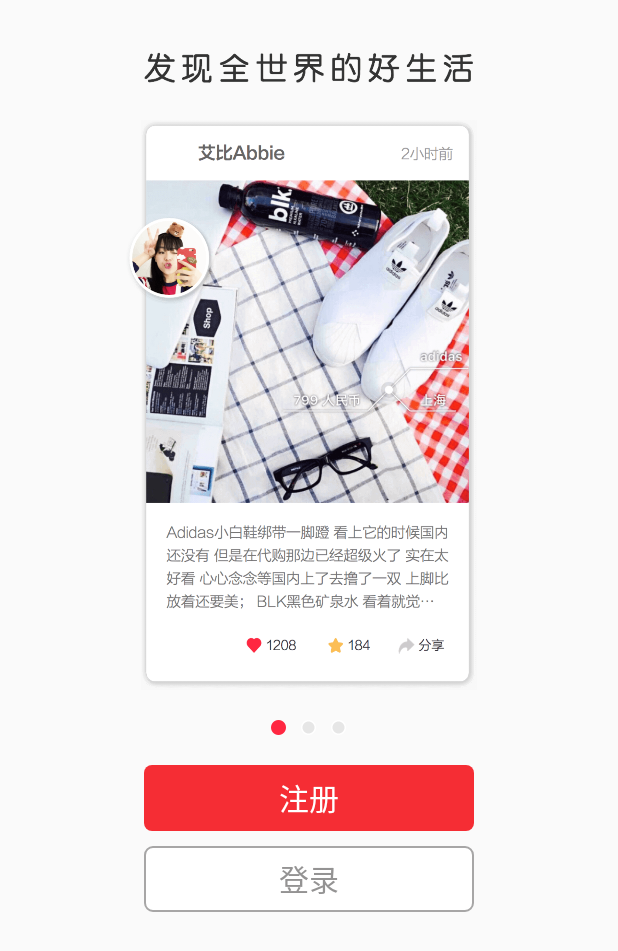
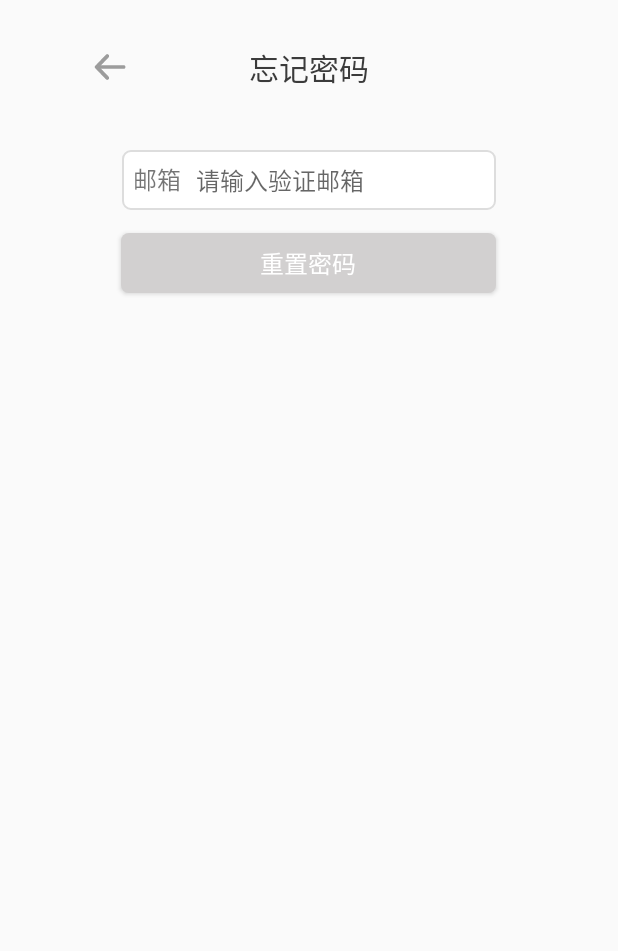
Before and after one commit to limengwoslxm/NewXiaoHongShu, an Android app: the screen it shows after launch (LoginOrLogon before the commit, ForgetPass after it), on a phone screen of 412 x 824 dp. Shown: the top 951 px of the screen. Run offline under Robolectric (Android 15) with nearby library versions, the phone set to English and light mode, and no system bars; our stand-ins replace ButterKnife; 1 statement that could not run was skipped.

Commit message:
xiaohongshu app724

```diff
--- /dev/null
+++ b/app/src/main/java/com/apple/xhs/ForgetPass.java
@@ -0,0 +1,22 @@
+package com.apple.xhs;
+
+import android.os.Bundle;
+import android.support.annotation.Nullable;
+
+import com.base.BaseActivity;
+
+/**
+ * Created by limeng on 2017/7/24.
+ */
+
+public class ForgetPass extends BaseActivity {
+    @Override
+    protected void onCreate(@Nullable Bundle savedInstanceState) {
+        super.onCreate(savedInstanceState);
+    }
+
+    @Override
+    public int getContentViewId() {
+        return R.layout.forget_password;
+    }
+}
--- a/app/src/main/java/com/apple/xhs/LoginOrLogon.java
+++ b/app/src/main/java/com/apple/xhs/LoginOrLogon.java
@@ -1,24 +1,21 @@
 package com.apple.xhs;
 
 import android.animation.ObjectAnimator;
+import android.animation.ValueAnimator;
+import android.annotation.SuppressLint;
 import android.content.Intent;
+import android.graphics.drawable.Drawable;
 import android.os.Bundle;
 import android.support.annotation.Nullable;
-import android.support.v4.app.Fragment;
-import android.support.v4.app.FragmentManager;
-import android.support.v4.app.FragmentPagerAdapter;
 import android.support.v4.view.PagerAdapter;
 import android.support.v4.view.ViewPager;
 import android.support.v7.app.AppCompatActivity;
-import android.util.Log;
 import android.view.LayoutInflater;
 import android.view.View;
 import android.view.ViewGroup;
 import android.view.Window;
 import android.widget.Button;
 import android.widget.ImageView;
-
-import com.base.BaseActivity;
 
 import java.util.ArrayList;
 import java.util.List;
@@ -27,7 +24,7 @@ import java.util.List;
  * Created by limeng on 2017/7/21.
  */
 
-public class LoginOrLogon extends BaseActivity implements ViewPager.OnPageChangeListener, View.OnClickListener {
+public class LoginOrLogon extends AppCompatActivity implements ViewPager.OnPageChangeListener, View.OnClickListener {
     private ViewPager viewPager;
     private View pager1,pager2,pager3;
     private List<View> pagerList;
@@ -38,13 +35,9 @@ public class LoginOrLogon extends BaseActivity implements ViewPager.OnPageChange
     @Override
     protected void onCreate(@Nullable Bundle savedInstanceState) {
         super.onCreate(savedInstanceState);
-        requestWindowFeature(Window.FEATURE_NO_TITLE);
+        //requestWindowFeature(Window.FEATURE_NO_TITLE);
+        setContentView(R.layout.loginorlogon);
         initView();
-    }
-
-    @Override
-    public int getContentViewId() {
-        return R.layout.loginorlogon;
     }
 
     private void initView() {
--- a/app/src/main/java/com/apple/xhs/five_fragment/HomeFragment.java
+++ b/app/src/main/java/com/apple/xhs/five_fragment/HomeFragment.java
@@ -16,10 +16,12 @@ import butterknife.ButterKnife;
  */
 
 public class HomeFragment extends Fragment {
+
     @Nullable
     @Override
     public View onCreateView(LayoutInflater inflater, @Nullable ViewGroup container, @Nullable Bundle savedInstanceState) {
         View view = inflater.inflate(R.layout.fragment_home_layout,container,false);
+
         return view;
     }
 }
--- /dev/null
+++ b/app/src/main/res/drawable/forgetpass_button_shape.xml
@@ -0,0 +1,5 @@
+<?xml version="1.0" encoding="utf-8"?>
+<shape xmlns:android="http://schemas.android.com/apk/res/android">
+    <corners android:radius="5dp"/>
+    <gradient android:startColor="#d2d0d0" android:endColor="#d2d0d0" android:angle="45"/>
+</shape>
--- /dev/null
+++ b/app/src/main/res/layout/forget_password.xml
@@ -0,0 +1,57 @@
+<?xml version="1.0" encoding="utf-8"?>
+<LinearLayout xmlns:android="http://schemas.android.com/apk/res/android"
+    android:layout_width="match_parent"
+    android:layout_height="match_parent"
+    android:orientation="vertical">
+    <RelativeLayout
+        android:layout_width="match_parent"
+        android:layout_height="wrap_content"
+        android:layout_marginTop="30dp">
+        <TextView
+            android:layout_width="wrap_content"
+            android:layout_height="wrap_content"
+            android:text="忘记密码"
+            android:textSize="20sp"
+            android:textColor="#3b3b3b"
+            android:layout_centerInParent="true"/>
+        <ImageView
+            android:layout_width="25dp"
+            android:layout_height="25dp"
+            android:src="@mipmap/common_head_btn_back"
+            android:layout_centerVertical="true"
+            android:layout_marginLeft="60dp"/>
+    </RelativeLayout>
+    <LinearLayout
+        android:layout_width="wrap_content"
+        android:layout_height="wrap_content"
+        android:layout_gravity="center"
+        android:orientation="horizontal"
+        android:layout_marginTop="40dp"
+        android:background="@drawable/login_textview_shape">
+        <TextView
+            android:layout_width="wrap_content"
+            android:layout_height="wrap_content"
+            android:text="邮箱"
+            android:paddingLeft="7dp"
+            android:paddingRight="10dp"
+            android:textSize="16sp"/>
+        <EditText
+            android:id="@+id/user_email_toResetP"
+            android:layout_width="200dp"
+            android:layout_height="40dp"
+            android:background="@null"
+            android:textSize="16sp"
+            android:hint="请输入验证邮箱"/>
+    </LinearLayout>
+    <Button
+        android:id="@+id/bt_toResetP"
+        android:layout_width="250dp"
+        android:layout_height="40dp"
+        android:layout_marginTop="15dp"
+        android:text="重置密码"
+        android:textSize="16sp"
+        android:textColor="#fff"
+        android:layout_gravity="center"
+        android:gravity="center"
+        android:background="@drawable/forgetpass_button_shape"/>
+</LinearLayout>
--- a/app/src/main/res/layout/fragment_home_layout.xml
+++ b/app/src/main/res/layout/fragment_home_layout.xml
@@ -26,9 +26,10 @@
             android:layout_height="wrap_content"
             android:layout_weight="5"
             android:scrollbars="none">
-            <include layout="@layout/home_scrollview"/>
+            <include layout="@layout/home_scrollview_item"/>
         </HorizontalScrollView>
         <ImageView
+            android:id="@+id/home_scrollview_showMore"
             android:layout_width="0dp"
             android:layout_height="43dp"
             android:layout_weight="1"
```
Also changed, not shown: app/src/main/AndroidManifest.xml (+7 -4 lines), app/src/main/java/com/apple/xhs/five_fragment/MsgFragment.java (+12 -7 lines), app/src/main/res/layout/home_line_inscrollview.xml (added, +7 -0 lines), app/src/main/res/layout/home_scrollview_show_more.xml (added, +25 -0 lines), app/src/main/res/layout/home_scrollview_item.xml (renamed from app/src/main/res/layout/home_scrollview.xml), app/src/main/res/mipmap-xxhdpi/common_head_btn_back.png (added), app/src/main/res/mipmap-xxhdpi/icon_expand_up.png (added).
